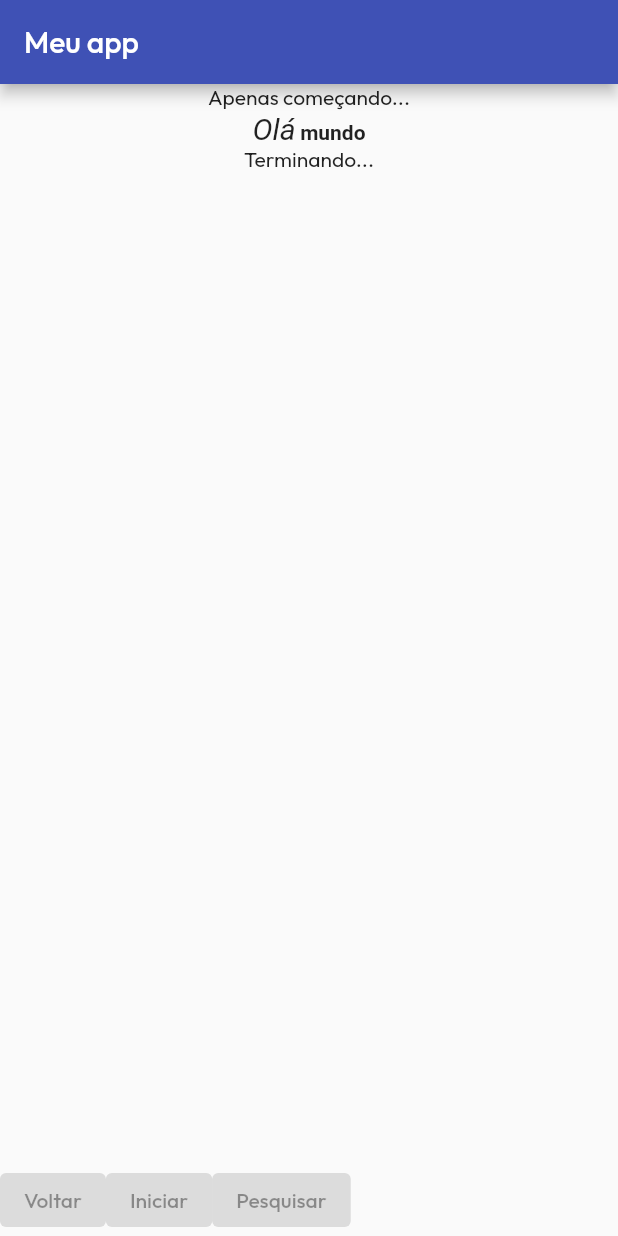
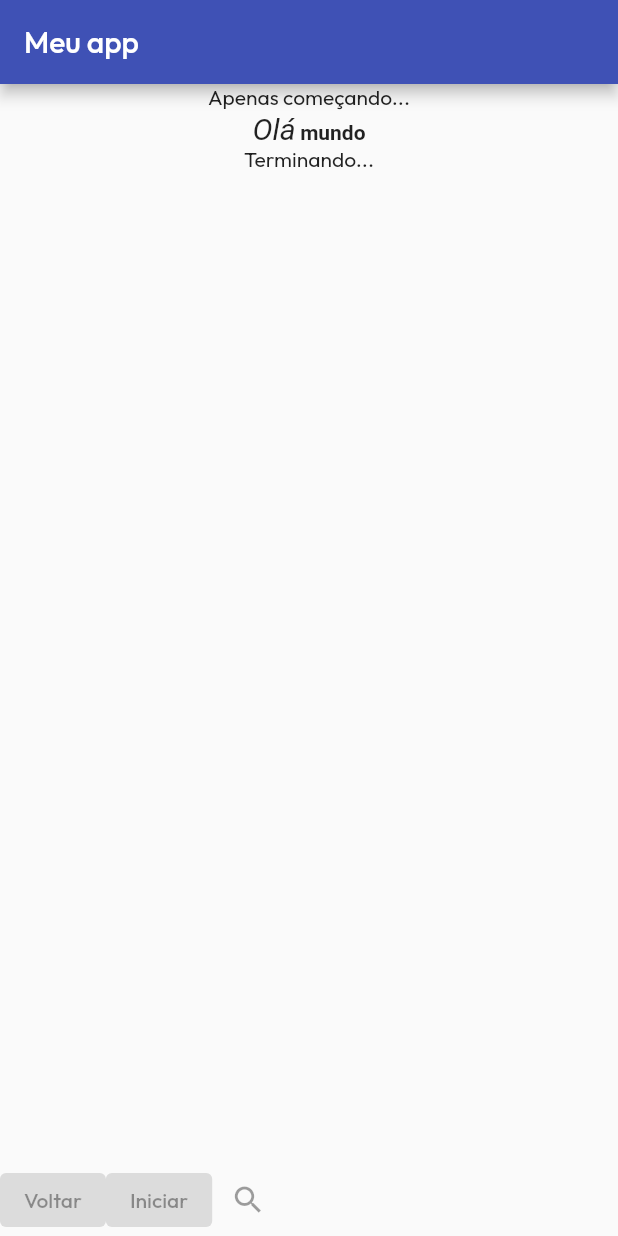
Before and after one commit to br-adriel/2023-1, a Flutter app: the screen it shows after launch, on a phone screen of 412 x 824 dp. Run offline on Flutter 3.47's test engine with Material 2 defaults, Android fonts, the phone set to English and light mode, and no system bars; drawn by our look-alikes of styled_text; our stand-ins replace google_fonts.

Commit message:
Altera último ElevatedButton para IconButton

```diff
--- a/POO2/flutter/receita1/lib/main.dart
+++ b/POO2/flutter/receita1/lib/main.dart
@@ -33,7 +33,7 @@ class MyApp extends StatelessWidget {
               children: [
                 ElevatedButton(onPressed: null, child: Text("Voltar")),
                 ElevatedButton(onPressed: null, child: Text("Iniciar")),
-                ElevatedButton(onPressed: null, child: Text("Pesquisar")),
+                IconButton(onPressed: null, icon: Icon(Icons.search))
               ],
             )));
   }
```
